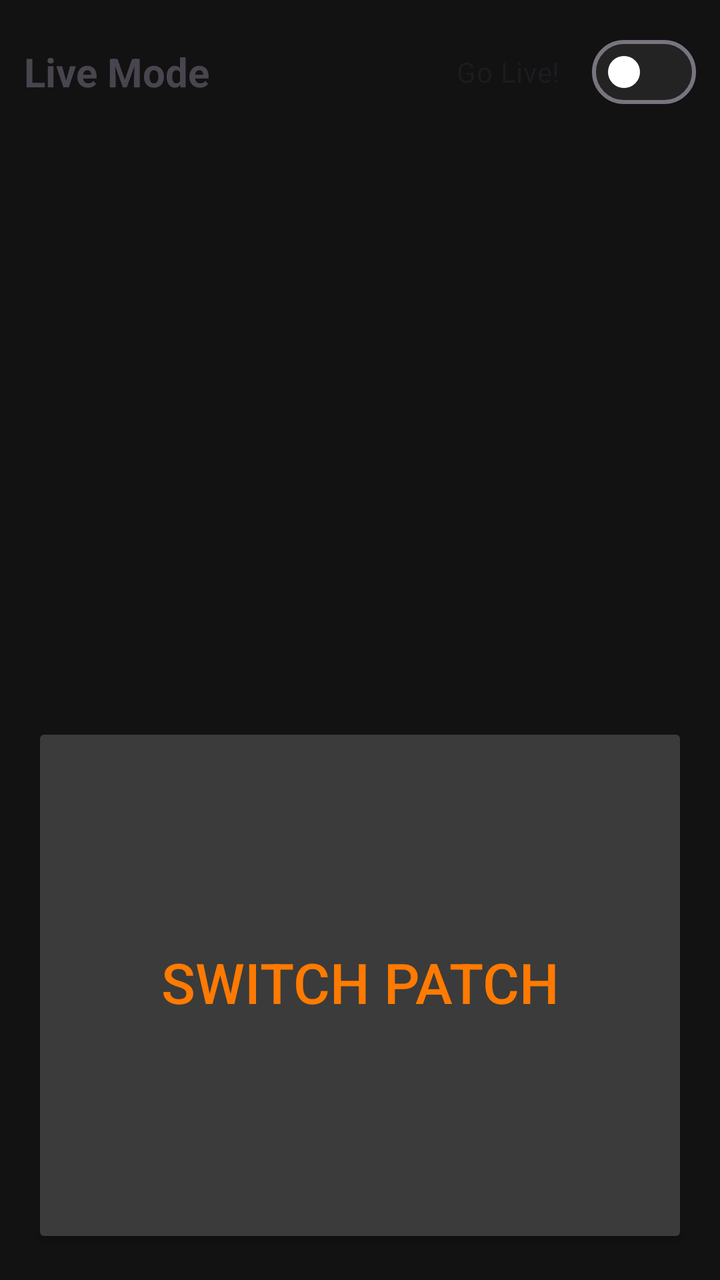
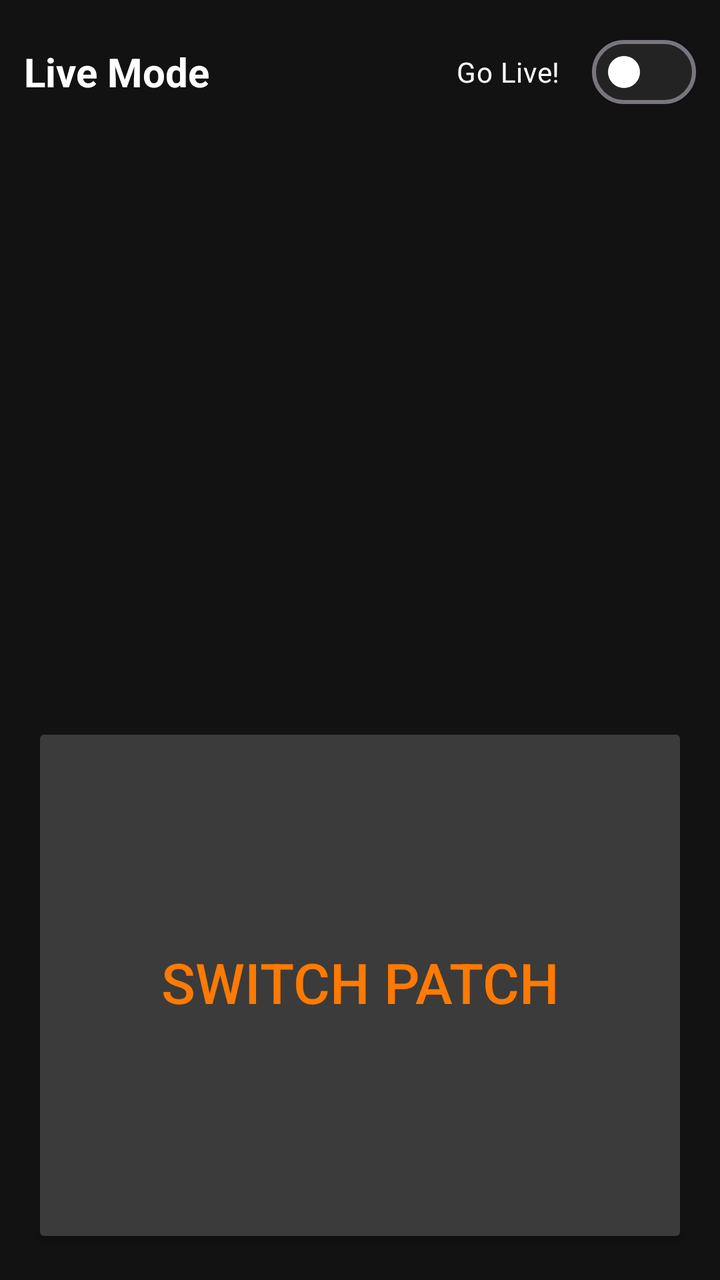

Two renders of the same Android screen: before a commit and after it. Below are the layout's source before the change and the commit's diff.
<!-- AndroidManifest.xml: application theme Theme.Droidchitect -->
<!-- res/layout/live_page.xml -->
<?xml version="1.0" encoding="utf-8"?>
<LinearLayout
    xmlns:android="http://schemas.android.com/apk/res/android"
    xmlns:app="http://schemas.android.com/apk/res-auto"
    android:layout_width="match_parent"
    android:layout_height="match_parent"
    android:orientation="vertical"
    android:padding="12dp">

    
    
    

    <LinearLayout
        android:layout_width="match_parent"
        android:layout_height="wrap_content"
        android:gravity="center_vertical"
        android:orientation="horizontal">

        <TextView
            android:layout_width="0dp"
            android:layout_height="wrap_content"
            android:layout_weight="1"
            android:text="Live Mode"
            android:textSize="20sp"
            android:textStyle="bold"/>

        <com.google.android.material.materialswitch.MaterialSwitch
            android:id="@+id/switchGoLive"
            android:layout_width="wrap_content"
            android:layout_height="wrap_content"
            android:text="Go Live!"
            app:thumbTint="@color/text_primary"
            app:trackTint="@color/switch_track_colors"
            />

    </LinearLayout>

    
    
    

    <GridLayout
        android:id="@+id/liveSlotContainer"
        android:layout_width="match_parent"
        android:layout_height="0dp"
        android:layout_marginTop="12dp"
        android:layout_weight="2"
        android:columnCount="2"
        android:rowCount="4"
        android:useDefaultMargins="true"/>

    
    
    

    <LinearLayout
        android:layout_width="match_parent"
        android:layout_height="wrap_content"
        android:layout_weight="1"
        android:gravity="center"
        android:orientation="vertical">


        <Button
            android:id="@+id/buttonSwitchPatch"
            style="@style/ChipButton"
            android:layout_width="match_parent"
            android:layout_height="120dp"
            android:text="SWITCH PATCH"
            android:textColor="@color/accent_orange"
            android:backgroundTint="@color/fg_tertiary"
            android:textSize="28sp" />

    </LinearLayout>

</LinearLayout>
<!-- resources referenced by this layout -->
<resources>
  <color name="accent_orange">#FF7A00</color>
  <color name="fg_tertiary">#3B3B3B</color>
  <color name="text_primary">#FFFFFF</color>
  <style name="ChipButton">
  
          <item name="android:layout_width">
              0dp
          </item>
  
          <item name="android:layout_height">
              @dimen/voice_button_height
          </item>
  
          <item name="android:layout_weight">
              1
          </item>
  
          <item name="android:textColor">
              @color/text_primary
          </item>
  
          <item name="android:textSize">
              12sp
          </item>
  
          <item name="android:layout_margin">
              @dimen/voice_button_margin
          </item>
  
          
  
          <item name="android:backgroundTint">
              @color/bg_tertiary
          </item>
  
          <item name="cornerRadius">
              18dp
          </item>
  
          <item name="elevation">
              4dp
          </item>
  
          
  
          <item name="android:gravity">
              center
          </item>
  
          <item name="android:lines">
              2
          </item>
  
          <item name="android:ellipsize">
              end
          </item>
  
          <item name="android:textAlignment">
              center
          </item>
  
          <item name="android:includeFontPadding">
              false
          </item>
  
      </style>
  <style name="Theme.Droidchitect" parent="Base.Theme.Droidchitect" />
  <dimen name="voice_button_height">48dp</dimen>
  <dimen name="voice_button_margin">4dp</dimen>
  <color name="bg_tertiary">#2A2A2A</color>
  <color name="bg_secondary">#2A2A2A</color>
  <color name="bg_primary">#121212</color>
  <style name="ThemeOverlay_Droidchitect_Dialog" parent="ThemeOverlay.Material3.MaterialAlertDialog">
  
          
  
          <item name="colorSurface">
              @color/bg_secondary
          </item>
  
          
  
          <item name="android:textColorPrimary">
              @color/text_primary
          </item>
  
          <item name="android:textColorSecondary">
              @color/text_secondary
          </item>
  
          
  
          <item name="buttonBarPositiveButtonStyle">
              @style/DroidDialogButton
          </item>
  
          <item name="buttonBarNegativeButtonStyle">
              @style/DroidDialogButton
          </item>
  
      </style>
  <color name="text_secondary">#AAAAAA</color>
  <style name="DroidDialogButton" parent="Widget.Material3.Button.TextButton.Dialog">
  
          <item name="android:textColor">
              @color/accent_orange
          </item>
  
          <item name="rippleColor">
              @color/bg_tertiary
          </item>
  
      </style>
  <!-- unchanged entries left out for length: 1 -->
</resources>

<!-- the commit's change to res/layout/live_page.xml (unified diff, before → after) -->
@@ -5,6 +5,7 @@
     android:layout_width="match_parent"
     android:layout_height="match_parent"
     android:orientation="vertical"
+    android:background="@drawable/bg_main"
     android:padding="12dp">
 
     
@@ -22,6 +23,7 @@
             android:layout_height="wrap_content"
             android:layout_weight="1"
             android:text="Live Mode"
+            android:textColor="@color/text_primary"
             android:textSize="20sp"
             android:textStyle="bold"/>
 
@@ -30,9 +32,9 @@
             android:layout_width="wrap_content"
             android:layout_height="wrap_content"
             android:text="Go Live!"
+            android:textColor="@color/text_primary"
             app:thumbTint="@color/text_primary"
-            app:trackTint="@color/switch_track_colors"
-            />
+            app:trackTint="@color/switch_track_colors"/>
 
     </LinearLayout>
 
@@ -61,7 +63,6 @@
         android:gravity="center"
         android:orientation="vertical">
 
-
         <Button
             android:id="@+id/buttonSwitchPatch"
             style="@style/ChipButton"
<!-- resource entries referenced after the edit -->
@@ -3,6 +3,15 @@
   <color name="accent_orange">#FF7A00</color>
   <color name="fg_tertiary">#3B3B3B</color>
   <color name="text_primary">#FFFFFF</color>
+  <!-- drawable bg_main (drawable) -->
+  <?xml version="1.0" encoding="utf-8"?>
+  <selector xmlns:android="http://schemas.android.com/apk/res/android">
+      <gradient xmlns:android="http://schemas.android.com/apk/res/android"
+          android:angle="270"
+          android:startColor="#0E0E0E"
+          android:centerColor="#121212"
+          android:endColor="#1A1A1A"/>
+  </selector>
   <style name="ChipButton">
   
           <item name="android:layout_width">
